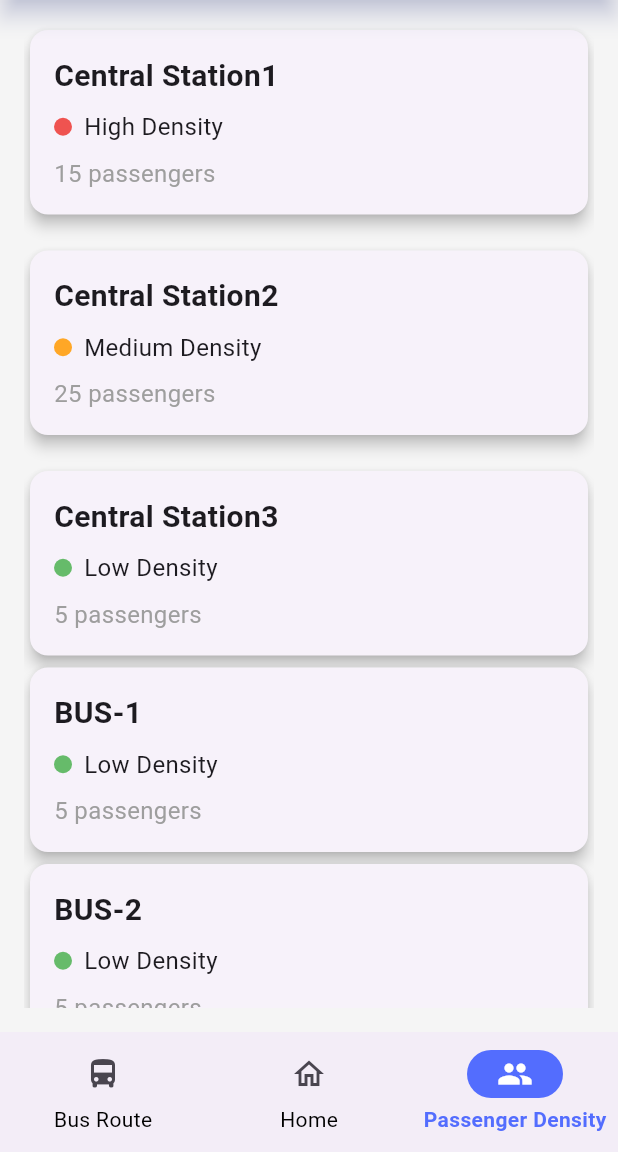
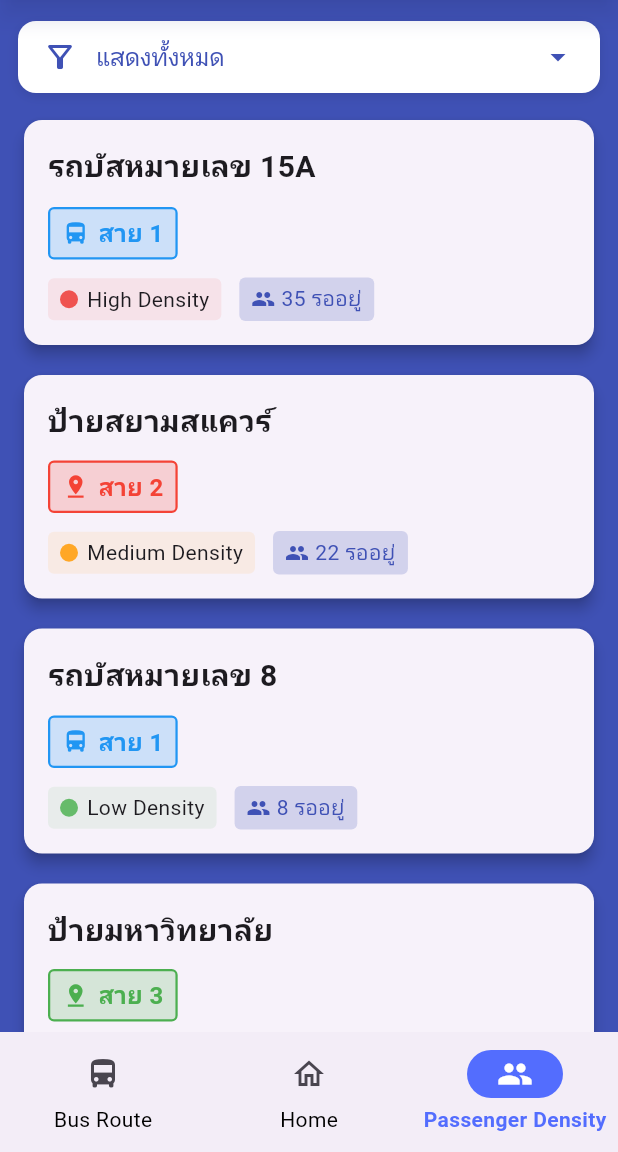
Before and after one commit to ackfort/PSU-BUS, a Flutter app: the screen it shows after launch, item 3 of the bottom bar chosen, on a phone screen of 412 x 824 dp, the part 84-1236 px from its top. Run offline on Flutter 3.47's test engine with Material 3 defaults, Android fonts, the phone set to English and light mode, and no system bars; our stand-ins replace google_maps_flutter.

Commit message:
components: Update-DensityCard, LineFilter

```diff
--- a/lib/components/density_card.dart
+++ b/lib/components/density_card.dart
@@ -1,68 +1,130 @@
 import 'package:flutter/material.dart';
+import '../models/density_card_model.dart';
 
 class DensityCard extends StatelessWidget {
-  final String busStopName;
-  final String density;
-  final int passengerCount;
+  final DensityInfo info;
 
   const DensityCard({
     Key? key,
-    required this.busStopName,
-    required this.density,
-    required this.passengerCount,
+    required this.info,
   }) : super(key: key);
-
-  Color _getDensityColor() {
-    switch (density.toLowerCase()) {
-      case 'high density':
-        return Colors.red.shade400;
-      case 'medium density':
-        return Colors.orange.shade400;
-      case 'low density':
-        return Colors.green.shade400;
-      default:
-        return Colors.grey;
-    }
-  }
 
   @override
   Widget build(BuildContext context) {
     return Card(
       elevation: 4,
-      shape: RoundedRectangleBorder(borderRadius: BorderRadius.circular(12)),
+      shape: RoundedRectangleBorder(
+        borderRadius: BorderRadius.circular(12),
+      ),
       child: Padding(
         padding: const EdgeInsets.all(16.0),
         child: Column(
           crossAxisAlignment: CrossAxisAlignment.start,
           children: [
-            // Bus stop name (large and bold)
+            // Name and type
+            Row(
+              children: [
                 Text(
-              busStopName,
-              style: const TextStyle(fontSize: 20, fontWeight: FontWeight.bold),
+                  info.name,
+                  style: const TextStyle(
+                    fontSize: 20,
+                    fontWeight: FontWeight.bold,
                   ),
-            const SizedBox(height: 8),
+                ),
+              ],
+            ),
+            const SizedBox(height: 12),
 
-            // Density indicator (colored)
+            // Line information
+            Container(
+              padding: const EdgeInsets.symmetric(horizontal: 8, vertical: 4),
+              decoration: BoxDecoration(
+                color: DensityInfo.getLineColor(info.lineColorType).withOpacity(0.2),
+                borderRadius: BorderRadius.circular(4),
+                border: Border.all(
+                  color: DensityInfo.getLineColor(info.lineColorType),
+                  width: 1.5,
+                ),
+              ),
+              child: Row(
+                mainAxisSize: MainAxisSize.min,
+                children: [
+                  Icon(
+                    info.type == TransportType.bus
+                        ? Icons.directions_bus
+                        : Icons.pin_drop,
+                    size: 18,
+                    color: DensityInfo.getLineColor(info.lineColorType),
+                  ),
+                  const SizedBox(width: 6),
+                  Text(
+                    'สาย ${info.line}',
+                    style: TextStyle(
+                      fontSize: 16,
+                      color: DensityInfo.getLineColor(info.lineColorType),
+                      fontWeight: FontWeight.w600,
+                    ),
+                  ),
+                ],
+              ),
+            ),
+            const SizedBox(height: 12),
+
+            // Density and waiting information
             Row(
+              children: [
+                // Density indicator
+                Container(
+                  padding: const EdgeInsets.symmetric(horizontal: 8, vertical: 4),
+                  decoration: BoxDecoration(
+                    color: DensityInfo.getDensityColor(info.density).withOpacity(0.1),
+                    borderRadius: BorderRadius.circular(4),
+                  ),
+                  child: Row(
                     children: [
                       Container(
                         width: 12,
                         height: 12,
                         decoration: BoxDecoration(
-                    color: _getDensityColor(),
+                          color: DensityInfo.getDensityColor(info.density),
                           shape: BoxShape.circle,
                         ),
                       ),
-                const SizedBox(width: 8),
-                Text(density, style: const TextStyle(fontSize: 16)),
+                      const SizedBox(width: 6),
+                      Text(
+                        info.density,
+                        style: const TextStyle(fontSize: 14),
+                      ),
                     ],
                   ),
-            const SizedBox(height: 8),
-
-            // Passenger count
+                ),
+                const SizedBox(width: 12),
+                // Waiting count
+                Container(
+                  padding: const EdgeInsets.symmetric(horizontal: 8, vertical: 4),
+                  decoration: BoxDecoration(
+                    color: Colors.indigo.withOpacity(0.2),
+                    borderRadius: BorderRadius.circular(4),
+                  ),
+                  child: Row(
+                    children: [
+                      const Icon(
+                        Icons.people,
+                        size: 16,
+                        color: Colors.indigo,
+                      ),
+                      const SizedBox(width: 4),
                       Text(
-              '$passengerCount passengers',
-              style: const TextStyle(fontSize: 16, color: Colors.grey),
+                        '${info.waitingCount} รออยู่',
+                        style: const TextStyle(
+                          fontSize: 14,
+                          color: Colors.indigo,
+                        ),
+                      ),
+                    ],
+                  ),
+                ),
+              ],
             ),
           ],
         ),
--- /dev/null
+++ b/lib/components/line_filter.dart
@@ -0,0 +1,69 @@
+import 'package:flutter/material.dart';
+
+class LineFilter extends StatelessWidget {
+  final List<String> availableLines;
+  final String? selectedLine;
+  final ValueChanged<String?> onChanged;
+
+  const LineFilter({
+    Key? key,
+    required this.availableLines,
+    required this.selectedLine,
+    required this.onChanged,
+  }) : super(key: key);
+
+  @override
+  Widget build(BuildContext context) {
+    return Container(
+      margin: const EdgeInsets.symmetric(horizontal: 12, vertical: 8),
+      decoration: BoxDecoration(
+        color: Colors.white,
+        borderRadius: BorderRadius.circular(12),
+        boxShadow: [
+          BoxShadow(
+            color: Colors.black.withOpacity(0.1),
+            blurRadius: 6,
+            offset: const Offset(0, 2),
+          ),
+        ],
+      ),
+      child: Padding(
+        padding: const EdgeInsets.symmetric(horizontal: 16),
+        child: Row(
+          children: [
+            const Icon(
+              Icons.filter_alt_outlined,
+              color: Colors.indigo,
+              size: 24,
+            ),
+            const SizedBox(width: 12),
+            Expanded(
+              child: DropdownButton<String>(
+                value: selectedLine ?? "ทั้งหมด",
+                isExpanded: true,
+                underline: const SizedBox(),
+                style: const TextStyle(
+                  fontSize: 16,
+                  color: Colors.indigo,
+                  fontWeight: FontWeight.w500,
+                ),
+                dropdownColor: Colors.white,
+                borderRadius: BorderRadius.circular(12),
+                icon: const Icon(Icons.arrow_drop_down, color: Colors.indigo),
+                items: availableLines.map((String line) {
+                  return DropdownMenuItem<String>(
+                    value: line,
+                    child: Text(
+                      line == "ทั้งหมด" ? "แสดงทั้งหมด" : "สาย $line",
+                    ),
+                  );
+                }).toList(),
+                onChanged: onChanged,
+              ),
+            ),
+          ],
+        ),
+      ),
+    );
+  }
+}
--- a/lib/components/navbar.dart
+++ b/lib/components/navbar.dart
@@ -70,9 +70,9 @@ class _NavBarState extends State<NavBar> {
       ),
       body:
           <Widget>[
-            const BusRoutePage(),
-            const HomePage(),
-            const PassengerDensityPage(),
+            BusRoutePage(),
+            HomePage(),
+            PassengerDensityPage(),
           ][currentPageIndex],
     );
   }
--- /dev/null
+++ b/lib/models/density_card_model.dart
@@ -0,0 +1,50 @@
+import 'package:flutter/material.dart';
+
+class DensityInfo {
+  final String name; // ชื่อป้ายหรือรถบัส
+  final TransportType type; // ชนิด (รถบัสหรือป้าย)
+  final String density; // ความหนาแน่น
+  final int waitingCount; // จำนวนผู้ใช้บริการที่รออยู่
+  final String line; // สายของป้ายหรือรถบัส
+  final int lineColorType; // 1: blue, 2: red, 3: green
+
+  const DensityInfo({
+    required this.name,
+    required this.type,
+    required this.density,
+    required this.waitingCount,
+    required this.line,
+    required this.lineColorType,
+  });
+
+  // Helper methods
+  static Color getDensityColor(String density) {
+    switch (density.toLowerCase()) {
+      case 'high density':
+        return Colors.red.shade400;
+      case 'medium density':
+        return Colors.orange.shade400;
+      case 'low density':
+        return Colors.green.shade400;
+      default:
+        return Colors.grey;
+    }
+  }
+
+  static Color getLineColor(int lineColorType) {
+    switch (lineColorType) {
+      case 1:
+        return Colors.blue;
+      case 2:
+        return Colors.red;
+      case 3:
+        return Colors.green;
+      default:
+        return Colors.grey;
+    }
+  }
+
+  String get typeName => type == TransportType.bus ? 'รถบัส' : 'ป้าย';
+}
+
+enum TransportType { bus, stop }
--- a/lib/screens/passenger_density_page.dart
+++ b/lib/screens/passenger_density_page.dart
@@ -1,51 +1,102 @@
 import 'package:flutter/material.dart';
 import 'package:psu_bus/components/custom_appbar.dart';
-import 'package:psu_bus/components/density_card.dart';
+import 'package:psu_bus/components/line_filter.dart';
+import '../models/density_card_model.dart';
+import '../components/density_card.dart';
 
-class PassengerDensityPage extends StatelessWidget {
-  const PassengerDensityPage({super.key});
+class PassengerDensityPage extends StatefulWidget {
+  @override
+  _PassengerDensityPageState createState() => _PassengerDensityPageState();
+}
+
+class _PassengerDensityPageState extends State<PassengerDensityPage> {
+  final List<DensityInfo> allBusStops = [
+    DensityInfo(
+      name: "รถบัสหมายเลข 15A",
+      type: TransportType.bus,
+      density: "High Density",
+      waitingCount: 35,
+      line: "1",
+      lineColorType: 1, // blue
+    ),
+    DensityInfo(
+      name: "ป้ายสยามสแควร์",
+      type: TransportType.stop,
+      density: "Medium Density",
+      waitingCount: 22,
+      line: "2",
+      lineColorType: 2, // red
+    ),
+    DensityInfo(
+      name: "รถบัสหมายเลข 8",
+      type: TransportType.bus,
+      density: "Low Density",
+      waitingCount: 8,
+      line: "1",
+      lineColorType: 1, // blue
+    ),
+    DensityInfo(
+      name: "ป้ายมหาวิทยาลัย",
+      type: TransportType.stop,
+      density: "High Density",
+      waitingCount: 42,
+      line: "3",
+      lineColorType: 3, // green
+    ),
+  ];
+
+  String? selectedLine;
+  List<String> availableLines = [];
+
+  @override
+  void initState() {
+    super.initState();
+    availableLines = allBusStops.map((stop) => stop.line).toSet().toList();
+    availableLines.insert(0, "ทั้งหมด");
+  }
+
+  List<DensityInfo> get filteredBusStops {
+    if (selectedLine == null || selectedLine == "ทั้งหมด") {
+      return allBusStops;
+    }
+    return allBusStops.where((stop) => stop.line == selectedLine).toList();
+  }
 
   @override
   Widget build(BuildContext context) {
     return Scaffold(
-      backgroundColor: Colors.grey[100], // ตั้งค่าพื้นหลังของ Scaffold
+      backgroundColor: Colors.indigo,
       appBar: CustomAppBar(),
-      body: Padding(
-        padding: const EdgeInsets.all(16.0), // กำหนดระยะห่างจากขอบ
-        child: ListView(
-          children: [
-            // การ์ด 1
-            DensityCard(
-              busStopName: "Central Station1",
-              density: "High Density",
-              passengerCount: 15,
+      body: Column(
+        children: [
+          // Using the new filter component
+          SizedBox(height: 6,),
+          LineFilter(
+            availableLines: availableLines,
+            selectedLine: selectedLine,
+            onChanged: (String? newValue) {
+              setState(() {
+                selectedLine = newValue == "ทั้งหมด" ? null : newValue;
+              });
+            },
+          ),
+          // List of cards
+          Expanded(
+            child: ListView.builder(
+              padding: const EdgeInsets.only(bottom: 6),
+              itemCount: filteredBusStops.length,
+              itemBuilder: (context, index) {
+                return Padding(
+                  padding: const EdgeInsets.symmetric(
+                    horizontal: 12,
+                    vertical: 6,
+                  ),
+                  child: DensityCard(info: filteredBusStops[index]),
+                );
+              },
             ),
-            const SizedBox(height: 16), // ระยะห่างระหว่างการ์ด
-            // การ์ด 2
-            DensityCard(
-              busStopName: "Central Station2",
-              density: "Medium Density",
-              passengerCount: 25,
-            ),
-            const SizedBox(height: 16), // ระยะห่างระหว่างการ์ด
-            // การ์ด 3
-            DensityCard(
-              busStopName: "Central Station3",
-              density: "Low Density",
-              passengerCount: 5,
-            ),
-            DensityCard(
-              busStopName: "BUS-1",
-              density: "Low Density",
-              passengerCount: 5,
-            ),
-            DensityCard(
-              busStopName: "BUS-2",
-              density: "Low Density",
-              passengerCount: 5,
-            ),
-          ],
-        ),
+          ),
+        ],
       ),
     );
   }
```
Lines whose indentation alone changed are shown as unchanged.
